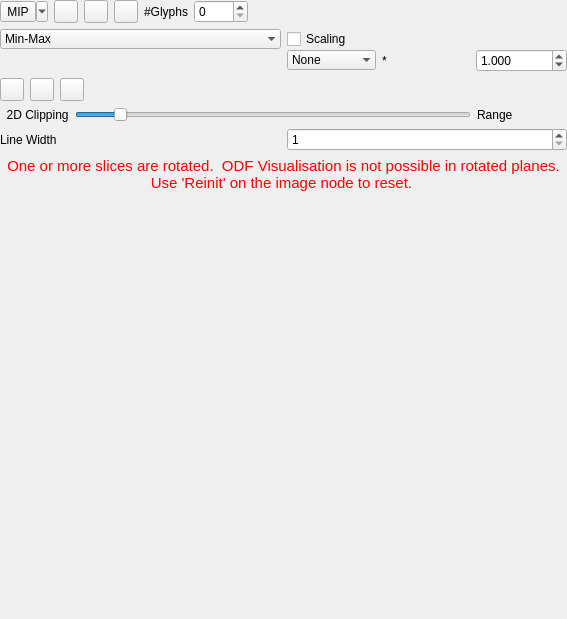
Before: the Qt Designer form Plugins/org.mitk.gui.qt.diffusionimaging/src/internal/QmitkControlVisualizationPropertiesViewControls.ui in MITK/MITK, drawn with Qt 5.
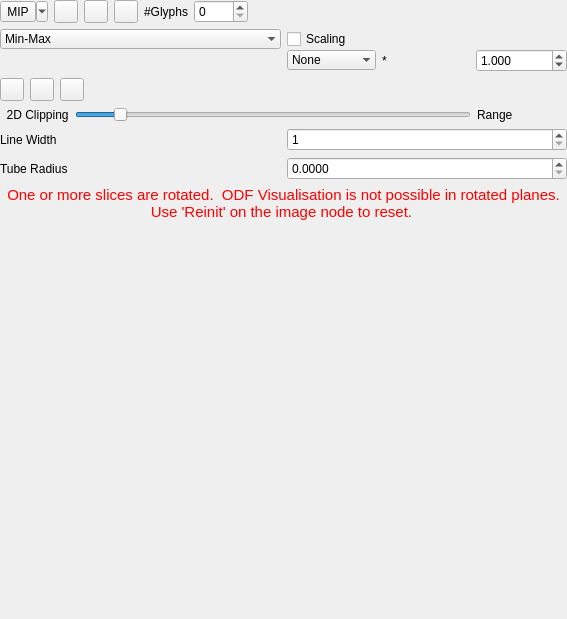
After: the same form once the commit is applied. Icons and pictures are not drawn.

```diff
--- a/Plugins/org.mitk.gui.qt.diffusionimaging/src/internal/QmitkControlVisualizationPropertiesViewControls.ui
+++ b/Plugins/org.mitk.gui.qt.diffusionimaging/src/internal/QmitkControlVisualizationPropertiesViewControls.ui
@@ -646,6 +646,23 @@
            </property>
           </widget>
          </item>
+         <item row="1" column="0">
+          <widget class="QLabel" name="label_8">
+           <property name="text">
+            <string>Tube Radius</string>
+           </property>
+          </widget>
+         </item>
+         <item row="1" column="1">
+          <widget class="QDoubleSpinBox" name="m_TubeWidth">
+           <property name="decimals">
+            <number>4</number>
+           </property>
+           <property name="singleStep">
+            <double>0.100000000000000</double>
+           </property>
+          </widget>
+         </item>
         </layout>
        </widget>
       </item>
```
